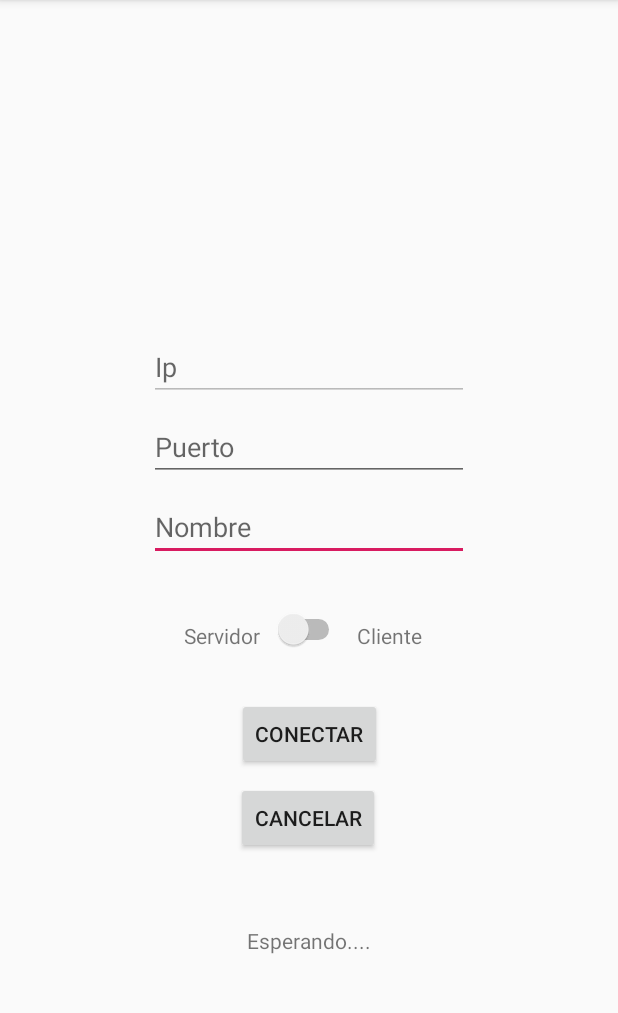
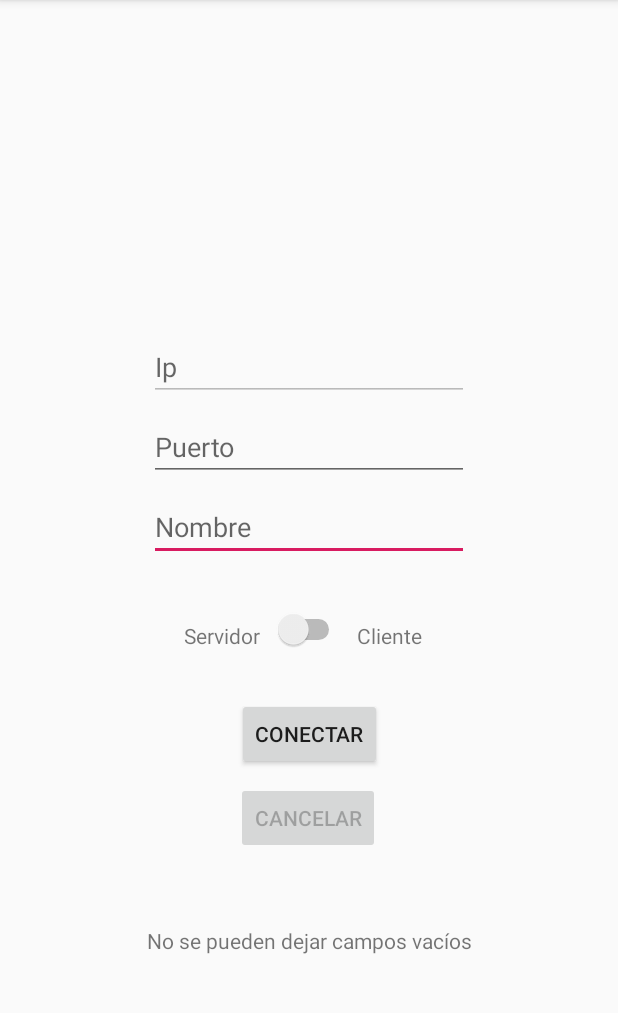
Before and after one commit to 0xBroom/chatxdV1, an Android app: the screen it shows after launch (ConfigActivity), after a tap on "CONECTAR", on a phone screen of 412 x 824 dp, the part 84-1097 px from its top. Run offline under Robolectric (Android 15) with nearby library versions, the phone set to English and light mode, and no system bars.

Commit message:
Added Cancel button and error Texview

```diff
--- a/app/src/main/java/es/fempa/estebanescobar/chatxd/ConfigActivity.java
+++ b/app/src/main/java/es/fempa/estebanescobar/chatxd/ConfigActivity.java
@@ -1,5 +1,5 @@
 /**
- * Main Activity, handles user interaction and obtains data for server setting.
+ * Config Activity, handles user interaction and obtains data for server setting.
  */
 package es.fempa.estebanescobar.chatxd;
 
@@ -9,16 +9,22 @@ import android.os.Bundle;
 import android.view.Menu;
 import android.view.MenuItem;
 import android.view.View;
+import android.widget.Button;
 import android.widget.EditText;
 import android.widget.Switch;
 import android.widget.TextView;
+
+import java.io.IOException;
 
 public class ConfigActivity extends AppCompatActivity {
     Switch s;
     private  TextView info;
     private EditText etIP;
     private EditText etPort;
+    private EditText etName;
     private Hilos h;
+    private Button btnConn;
+    private Button btnCancel;
     static final private int ID_MENU_SETTINGS = Menu.FIRST;
 
     @Override
@@ -29,6 +35,9 @@ public class ConfigActivity extends AppCompatActivity {
         info = findViewById(R.id.test);
         etIP = findViewById(R.id.etIP);
         etPort = findViewById(R.id.etPort);
+        etName = findViewById(R.id.etName);
+        btnConn = findViewById(R.id.btnConn);
+        btnCancel = findViewById(R.id.btnCancel);
         h = new Hilos(this);
     }
 
@@ -44,17 +53,23 @@ public class ConfigActivity extends AppCompatActivity {
     }
 
     public void onClickConnect(View v){
-        if(s.isChecked()){
+        if(s.isChecked() && validateInputs(true)){
             //Cliente
+            btnConn.setEnabled(false);
             h.openClient(Integer.parseInt(etPort.getText().toString()),etIP.getText().toString());
-        }else{
+        }else if (validateInputs(false)){
             //Servidor
             h.openServer(Integer.parseInt(etPort.getText().toString()));
         }
     }
 
     public void onClickCancel(View v){
-
+        try {
+            SocketData.getInstance().getServerSocket().close();
+        } catch (IOException e) {
+            e.printStackTrace();
+        }
+        revertButtons(true);
     }
 
     public void onClickSwitch(View v){
@@ -67,13 +82,47 @@ public class ConfigActivity extends AppCompatActivity {
         }
     }
 
-    public boolean validateInputs(){
+    public boolean validateInputs(boolean type){
         boolean salida = true;
+
+        if(type){
+            //Cliente
+            if(etIP.getText().toString().equals("") || etPort.getText().toString().equals("") || etName.getText().toString().equals("")){
+                info.setText("No se pueden dejar campos vacíos");
+                salida = false;
+            }
+        }else{
+            //Servidor
+            if(etPort.getText().toString().equals("") || etName.getText().toString().equals("")){
+
+                info.setText("No se pueden dejar campos vacíos");
+                salida = false;
+            }
+        }
 
         return salida;
     }
 
+    public void revertButtons(boolean revert){
+        if (revert){
+            runOnUiThread(new Runnable() {
+                @Override
+                public void run() {
+                    btnCancel.setEnabled(false);
+                    btnConn.setEnabled(true);
+                }
+            });
+        }else{
+            runOnUiThread(new Runnable() {
+                @Override
+                public void run() {
+                    btnCancel.setEnabled(true);
+                    btnConn.setEnabled(false);
+                }
+            });
+        }
 
+    }
 
     public void changeText(String text){
         final String aux = text;
--- a/app/src/main/java/es/fempa/estebanescobar/chatxd/SocketData.java
+++ b/app/src/main/java/es/fempa/estebanescobar/chatxd/SocketData.java
@@ -31,6 +31,7 @@ public class SocketData {
         serverSocket = null;
         inputStream = null;
         outputStream = null;
+        socket = null;
     }
 
 
--- a/app/src/main/res/layout/activity_config.xml
+++ b/app/src/main/res/layout/activity_config.xml
@@ -7,13 +7,13 @@
     tools:context=".ConfigActivity">
 
     <Button
-        android:id="@+id/button"
+        android:id="@+id/btnConn"
         android:layout_width="wrap_content"
         android:layout_height="wrap_content"
         android:layout_marginBottom="8dp"
         android:onClick="onClickConnect"
         android:text="@string/connect"
-        app:layout_constraintBottom_toTopOf="@+id/button2"
+        app:layout_constraintBottom_toTopOf="@+id/btnCancel"
         app:layout_constraintEnd_toEndOf="parent"
         app:layout_constraintStart_toStartOf="parent" />
 
@@ -37,7 +37,7 @@
         android:layout_marginBottom="8dp"
         android:ems="10"
         android:hint="@string/port"
-        android:inputType="textPersonName"
+        android:inputType="number"
         app:layout_constraintBottom_toTopOf="@+id/etName"
         app:layout_constraintEnd_toEndOf="parent"
         app:layout_constraintStart_toStartOf="parent" />
@@ -50,7 +50,8 @@
         android:ems="10"
         android:enabled="false"
         android:hint="@string/ip"
-        android:inputType="textPersonName"
+        android:inputType="number"
+        android:digits="0123456789."
         app:layout_constraintBottom_toTopOf="@+id/etPort"
         app:layout_constraintEnd_toEndOf="parent"
         app:layout_constraintStart_toStartOf="parent" />
@@ -62,7 +63,7 @@
         android:layout_marginBottom="32dp"
         android:focusable="true"
         android:onClick="onClickSwitch"
-        app:layout_constraintBottom_toTopOf="@+id/button"
+        app:layout_constraintBottom_toTopOf="@+id/btnConn"
         app:layout_constraintEnd_toEndOf="parent"
         app:layout_constraintStart_toStartOf="parent" />
 
@@ -92,12 +93,14 @@
         android:text="Esperando...."
         app:layout_constraintEnd_toEndOf="parent"
         app:layout_constraintStart_toStartOf="parent"
-        app:layout_constraintTop_toBottomOf="@+id/button2" />
+        app:layout_constraintTop_toBottomOf="@+id/btnCancel" />
 
     <Button
-        android:id="@+id/button2"
+        android:id="@+id/btnCancel"
         android:layout_width="wrap_content"
         android:layout_height="wrap_content"
+        android:enabled="false"
+        android:onClick="onClickCancel"
         android:text="@string/cancel"
         app:layout_constraintBottom_toBottomOf="parent"
         app:layout_constraintEnd_toEndOf="parent"
```
Also changed, not shown: app/src/main/java/es/fempa/estebanescobar/chatxd/Hilos.java (+11 -2 lines).
